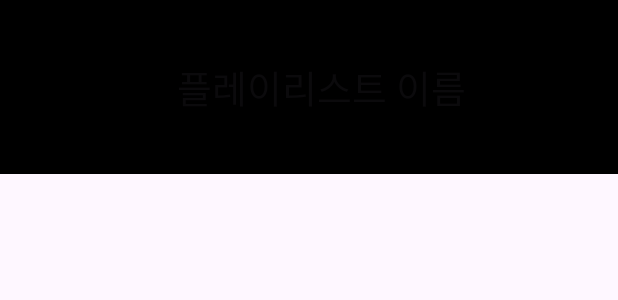
After one commit to ammgree/FLIPI, an Android app: the layout item_playlist.xml on its own in the app's theme, with its tools: preview values and no code run, on a phone screen of 412 x 824 dp. The commit adds this screen. Shown: the top 300 px of the screen. Run offline under Robolectric (Android 15) with nearby library versions, the phone set to English and light mode, and no system bars; network calls fail.

Commit message:
검색, 일기 합침. 보관함 틀 짜둠

```diff
--- a/app/src/main/java/com/example/itunesapi/AlbumAdapter.kt
+++ b/app/src/main/java/com/example/itunesapi/AlbumAdapter.kt
@@ -14,7 +14,7 @@ import com.bumptech.glide.Glide
 class Album (val title: String, val artist: String, val album: String,
              var imageUrl: String, val songUrl : String)
 
-class AlbumAdapter(private val albumList: List<Album> // 전체 앨범 목록
+class AlbumAdapter(private val albumList: List<Album> // 검색 결과 앨범 목록
     , private val onItemClick: (Album) -> Unit) // 클릭했을 때 할 동작
     //adapter 외부(Activity나 Fragment)에서 람다 형태로 클릭 동작을 넘길 수 있게 함
     : RecyclerView.Adapter<AlbumAdapter.AlbumViewHolder>() {
--- /dev/null
+++ b/app/src/main/res/layout/item_playlist.xml
@@ -0,0 +1,26 @@
+<?xml version="1.0" encoding="utf-8"?>
+<LinearLayout xmlns:android="http://schemas.android.com/apk/res/android"
+    android:layout_width="match_parent"
+    android:layout_height="wrap_content"
+    android:id="@+id/playlist"
+    android:clickable="true"
+    android:orientation="horizontal"
+    android:background="@color/black"
+    android:padding="8dp">
+
+    <ImageView
+        android:id="@+id/playlistArt"
+        android:layout_width="100dp"
+        android:layout_height="100dp"
+        android:scaleType="centerCrop" />
+
+    <TextView
+        android:id="@+id/playlistName"
+        android:layout_width="wrap_content"
+        android:layout_height="wrap_content"
+        android:hint="플레이리스트 이름"
+        android:layout_gravity="center_vertical"
+        android:textSize="25sp"
+        android:layout_marginLeft="10dp"/>
+
+</LinearLayout>
```
Also changed, not shown: app/src/main/java/com/example/itunesapi/MainActivity.kt (+11 -2 lines), app/src/main/java/com/example/itunesapi/PlaylistAdapter.kt (added, +53 -0 lines), app/src/main/java/com/example/itunesapi/SearchFragment.kt (+1 -10 lines), app/src/main/java/com/example/itunesapi/StoreFragment.kt (added, +42 -0 lines), app/src/main/res/drawable/check.xml (added, +9 -0 lines), app/src/main/res/layout/fragment_store.xml (added, +51 -0 lines).
